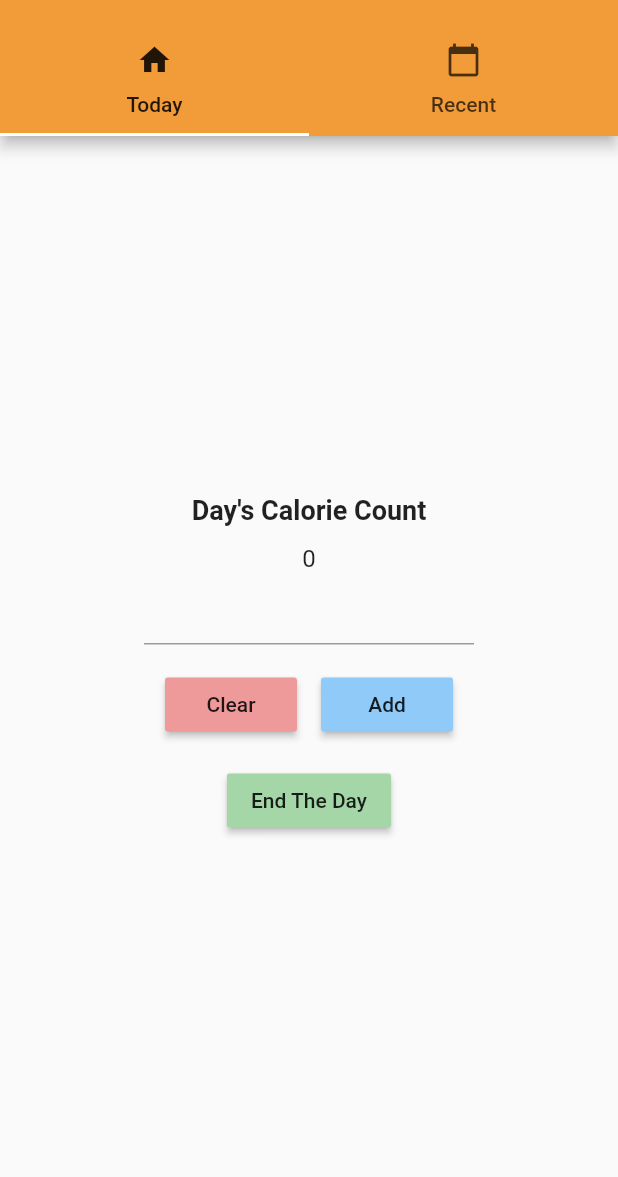
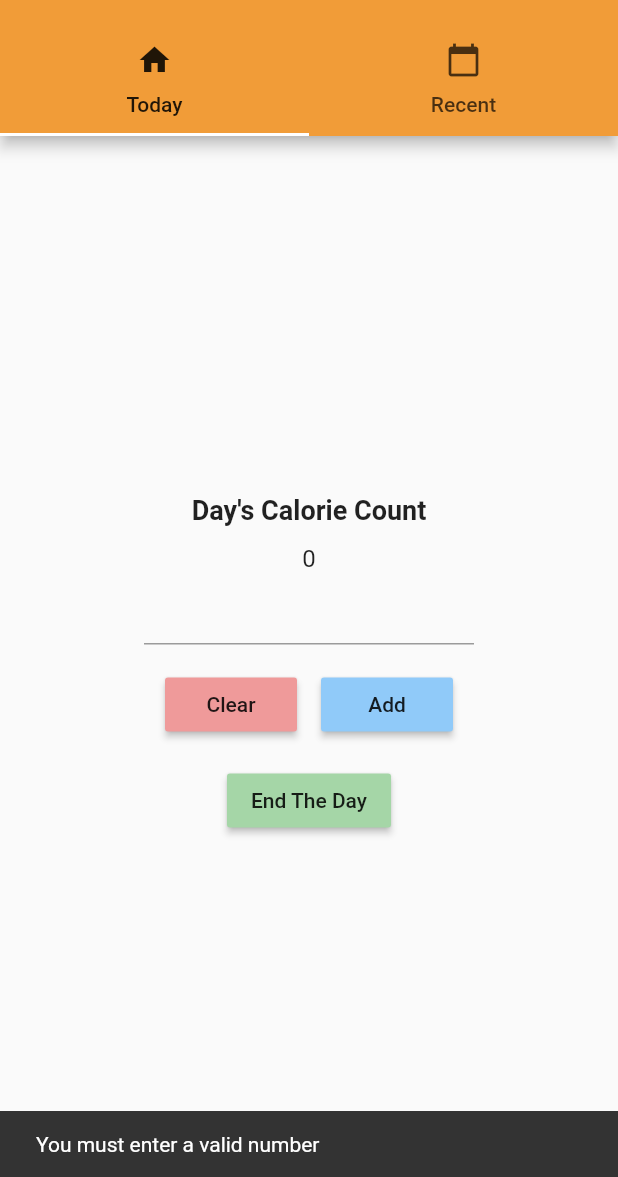
Before and after one commit to JayyyR/CalorieCountAppFlutter, a Flutter app: the screen it shows after launch, after a tap on "Add", on a phone screen of 412 x 824 dp, the part 59-1236 px from its top. Run offline on Flutter 3.47's test engine with Material 2 defaults, Android fonts, the phone set to English and light mode, and no system bars; our stand-ins replace rxdart, shared_preferences.

Commit message:
strings class, dialogs

```diff
--- a/lib/AddCaloriesPage.dart
+++ b/lib/AddCaloriesPage.dart
@@ -1,4 +1,5 @@
 import 'package:calorie_counter/StorageHelper.dart';
+import 'package:calorie_counter/Strings.dart';
 import 'package:flutter/material.dart';
 import 'package:flutter/services.dart';
 import 'package:rxdart/rxdart.dart';
@@ -24,6 +25,38 @@ class _AddCaloriesPageState extends State<AddCaloriesPage> {
     });
   }
 
+  void _showEndDayDialog() {
+    showDialog(context: context,
+    builder: (BuildContext context) {
+      return AlertDialog(
+        title: Text (Strings.END_THE_DAY_DIALOG_TITLE),
+        content: Text(Strings.END_THE_DAY_DIALOG_BODY),
+        actions: [
+          FlatButton(
+            child: Text(Strings.CANCEL),
+            textColor: Colors.black,
+            onPressed: () {
+              Navigator.of(context).pop();
+            },
+          ),
+          FlatButton(
+            child: Text(Strings.YES),
+            textColor: Colors.black,
+            onPressed: () {
+              _viewModel.saveDaysCalories();
+              Navigator.of(context).pop();
+            }
+          ),
+        ],
+      );
+    });
+  }
+
+  void _showSnackBar(String message) {
+    final snackBar = SnackBar(content: Text(message));
+    Scaffold.of(context).showSnackBar(snackBar);
+  }
+
   @override
   Widget build(BuildContext context) {
     return Center(
@@ -33,7 +66,7 @@ class _AddCaloriesPageState extends State<AddCaloriesPage> {
           Padding(
             padding: EdgeInsets.all(12.0),
             child: Text(
-              "Day's Calorie Count",
+              Strings.DAY_CALORIE_COUNT,
               style: TextStyle(fontSize: 18.0, fontWeight: FontWeight.bold),
             ),
           ),
@@ -59,7 +92,7 @@ class _AddCaloriesPageState extends State<AddCaloriesPage> {
                     onPressed: () {
                       _viewModel.clearCalories();
                     },
-                    child: Text("Clear"),
+                    child: Text(Strings.CLEAR),
                   ),
                 ),
                 Padding(
@@ -67,12 +100,18 @@ class _AddCaloriesPageState extends State<AddCaloriesPage> {
                     child: MaterialButton(
                       color: Colors.blue[200],
                       onPressed: () {
-                        int calories = int.parse(_calorieEditTextController.text);
-                        _viewModel.onAddCaloriesToDayPressed(calories);
-                        _calorieEditTextController.clear();
-                        SystemChannels.textInput.invokeMethod('TextInput.hide');
+                        int calories = int.tryParse(_calorieEditTextController.text);
+
+                        if (calories != null && calories > 0) {
+                          _viewModel.onAddCaloriesToDayPressed(calories);
+                          _calorieEditTextController.clear();
+                          SystemChannels.textInput.invokeMethod(
+                              'TextInput.hide');
+                        } else {
+                          _showSnackBar(Strings.NON_VALID_INPUT_MSG);
+                        }
                       },
-                      child: Text("Add"),
+                      child: Text(Strings.ADD),
                     )),
               ],
             ),
@@ -82,9 +121,13 @@ class _AddCaloriesPageState extends State<AddCaloriesPage> {
             child: MaterialButton(
               color: Colors.green[200],
               onPressed: () {
-                _viewModel.saveDaysCalories();
+                if (_viewModel.totalCaloriesForDay > 0) {
+                  _showEndDayDialog();
+                } else {
+                  _showSnackBar(Strings.YOU_HAVENT_CONSUMED_ANY);
+                }
               },
-              child: Text("End The Day"),
+              child: Text(Strings.END_THE_DAY_BUTTON),
             ),
           )
         ],
--- /dev/null
+++ b/lib/Strings.dart
@@ -0,0 +1,16 @@
+class Strings {
+  static const END_THE_DAY_DIALOG_TITLE = "End The Day?";
+  static const END_THE_DAY_DIALOG_BODY = "Are you sure you want to finish the day "
+      "and save your total calories consumed?";
+  static const END_THE_DAY_BUTTON = "End The Day";
+  static const ADD = "Add";
+  static const CLEAR = "Clear";
+  static const DAY_CALORIE_COUNT = "Day's Calorie Count";
+  static const TODAY = "Today";
+  static const RECENT = "Recent";
+  static const CALORIES_CONSUMED = "Calories Consumed";
+  static const YES = "Yes";
+  static const CANCEL = "Cancel";
+  static const YOU_HAVENT_CONSUMED_ANY = "You haven't consumed any calories";
+  static const NON_VALID_INPUT_MSG = "You must enter a valid number";
+}
```
